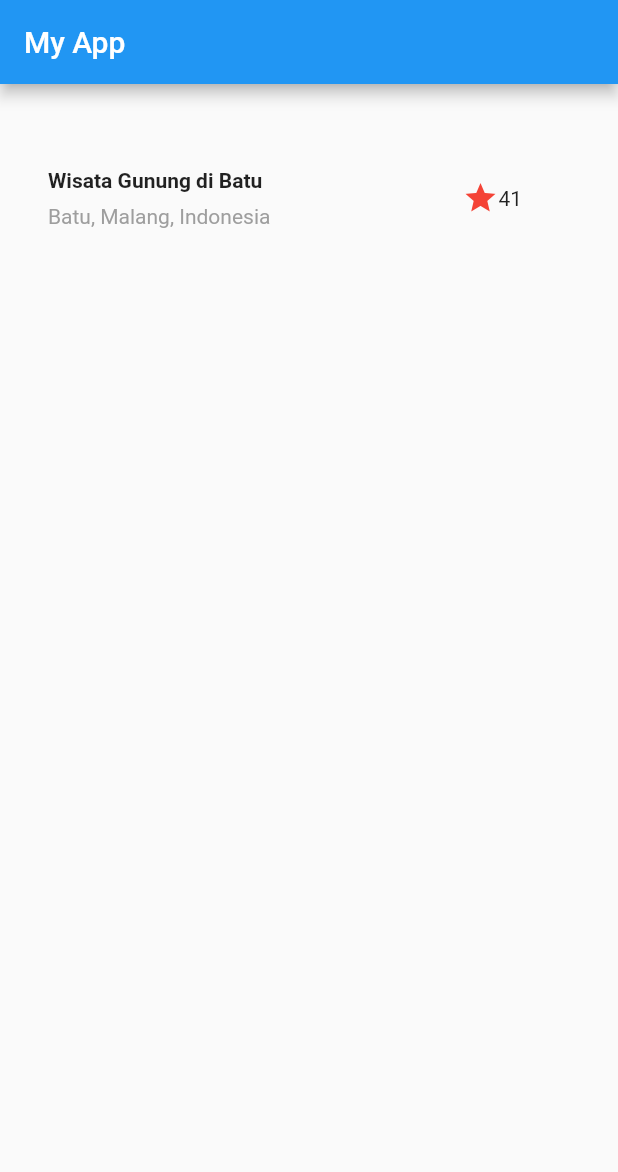
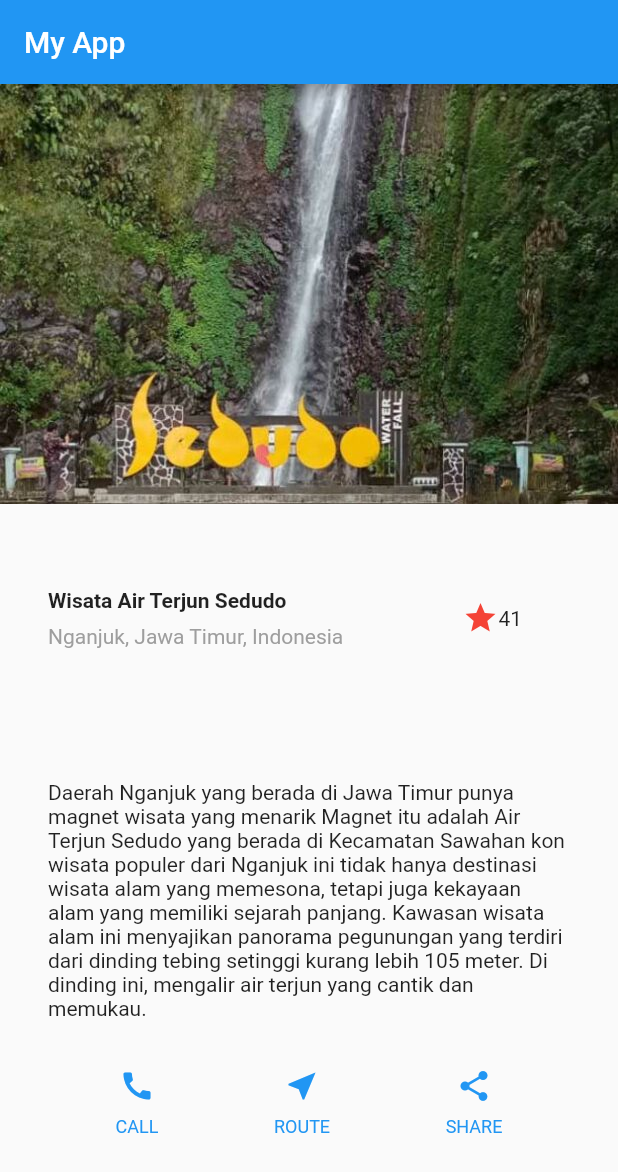
Before and after one commit to KurniawatiAgustina/Pemograman_Mobile, a Flutter app: the screen it shows after launch, on a phone screen of 412 x 824 dp. Shown: the top 1172 px of the screen. Run offline on Flutter 3.47's test engine with Material 2 defaults, Android fonts, the phone set to English and light mode, and no system bars.

Commit message:
New commit

```diff
--- a/Minggu 7/layout_flutter/lib/main.dart
+++ b/Minggu 7/layout_flutter/lib/main.dart
@@ -1,201 +1,112 @@
 import 'package:flutter/material.dart';
+
 void main() => runApp(MyApp());
+
 class MyApp extends StatelessWidget {
+  Column _buildButtonColumn(Color color, IconData icon, String label) {
+    return Column(
+      mainAxisSize: MainAxisSize.min,
+      mainAxisAlignment: MainAxisAlignment.center,
+      children: [
+        Icon(icon, color: color),
+        Container(
+          margin: const EdgeInsets.only(top: 8),
+          child: Text(
+            label,
+            style: TextStyle(
+              fontSize: 12,
+              fontWeight: FontWeight.w400,
+              color: color,
+            ),
+          ),
+        ),
+      ],
+    );
+  }
+
+  @override
+  Widget build(BuildContext context) {
+    Color color = Theme.of(context).primaryColor;
+
     Widget titleSection = Container(
       padding: const EdgeInsets.all(32.0),
       child: Row(
         children: [
           Expanded(
             child: Column(
-            crossAxisAlignment: CrossAxisAlignment.start, // Jawaban soal 1
+              crossAxisAlignment: CrossAxisAlignment.start,
               children: [
                 Container(
-                padding: const EdgeInsets.only(bottom: 8.0), // Jawaban soal 2
+                  padding: const EdgeInsets.only(bottom: 8.0),
                   child: const Text(
-                  'Wisata Gunung di Batu',
+                    'Wisata Air Terjun Sedudo',
                     style: TextStyle(
                       fontWeight: FontWeight.bold,
                     ),
                   ),
                 ),
                 Text(
-                'Batu, Malang, Indonesia',
-                style : TextStyle(
-                  color: Colors.grey, // Warna abu-abu
+                  'Nganjuk, Jawa Timur, Indonesia',
+                  style: TextStyle(
+                    color: Colors.grey,
                   ),
                 ),
               ],
             ),
           ),
           Container(
-          padding: const EdgeInsets.all(32.0), // Jawaban soal 3
+            padding: const EdgeInsets.all(32.0),
             child: Row(
               children: [
                 Icon(
-                Icons.star, // Ikon bintang
-                color: Colors.red, // Warna merah
+                  Icons.star,
+                  color: Colors.red,
                 ),
-              const Text('41'), // Teks "41"
+                const Text('41'),
               ],
             ),
-        )
+          ),
         ],
       ),
     );
 
-  @override
-  Widget build(BuildContext context) {
+    Widget buttonSection = Row(
+      mainAxisAlignment: MainAxisAlignment.spaceEvenly,
+      children: [
+        _buildButtonColumn(color, Icons.call, 'CALL'),
+        _buildButtonColumn(color, Icons.near_me, 'ROUTE'),
+        _buildButtonColumn(color, Icons.share, 'SHARE'),
+      ],
+    );
+
+    Widget textSection = Container(
+      padding: const EdgeInsets.all(32),
+      child: const Text(
+        'Daerah Nganjuk yang berada di Jawa Timur punya magnet wisata yang menarik '
+        'Magnet itu adalah Air Terjun Sedudo yang berada di Kecamatan Sawahan '
+        'kon wisata populer dari Nganjuk ini tidak hanya destinasi wisata alam yang memesona, '
+        'tetapi juga kekayaan alam yang memiliki sejarah panjang. '
+        'Kawasan wisata alam ini menyajikan panorama pegunungan yang terdiri dari dinding tebing setinggi kurang lebih 105 meter. '
+        'Di dinding ini, mengalir air terjun yang cantik dan memukau.',
+        softWrap: true,
+      ),
+    );
+
     return MaterialApp(
       title: 'Flutter Demo',
       home: Scaffold(
         appBar: AppBar(
           title: const Text('My App'),
         ),
-        body: Column(
+        body: ListView(
           children: [
-            titleSection, // Menampilkan section yang telah dibuat
-            // Tambahkan widget lain di sini jika diperlukan
+           Image.asset("assets/sedudo.jpg"),
+            titleSection,
+            textSection,
+            buttonSection,
           ],
         ),
       ),
     );
   }
 }
-//   Widget build(BuildContext context) {
-//     return MaterialApp(
-//       title: 'Flutter layout: Kurniawati Agustina (2141720040)',
-//       home: Scaffold(
-//         appBar: AppBar(
-//           title: const Text('Flutter layout demo'),
-//         ),
-//         body: const Center(
-//           child: Text('Hello World'),
-//         ),
-//       ),
-//     );
-//   }
-// }
-
-// void main() {
-//   runApp(const MyApp());
-// }
-
-// class MyApp extends StatelessWidget {
-//   const MyApp({super.key});
-
-//   // This widget is the root of your application.
-//   @override
-//   Widget build(BuildContext context) {
-//     return MaterialApp(
-//       title: 'Flutter Demo',
-//       theme: ThemeData(
-//         // This is the theme of your application.
-//         //
-//         // TRY THIS: Try running your application with "flutter run". You'll see
-//         // the application has a blue toolbar. Then, without quitting the app,
-//         // try changing the seedColor in the colorScheme below to Colors.green
-//         // and then invoke "hot reload" (save your changes or press the "hot
-//         // reload" button in a Flutter-supported IDE, or press "r" if you used
-//         // the command line to start the app).
-//         //
-//         // Notice that the counter didn't reset back to zero; the application
-//         // state is not lost during the reload. To reset the state, use hot
-//         // restart instead.
-//         //
-//         // This works for code too, not just values: Most code changes can be
-//         // tested with just a hot reload.
-//         colorScheme: ColorScheme.fromSeed(seedColor: Colors.deepPurple),
-//         useMaterial3: true,
-//       ),
-//       home: const MyHomePage(title: 'Flutter Demo Home Page'),
-//     );
-//   }
-// }
-
-// class MyHomePage extends StatefulWidget {
-//   const MyHomePage({super.key, required this.title});
-
-//   // This widget is the home page of your application. It is stateful, meaning
-//   // that it has a State object (defined below) that contains fields that affect
-//   // how it looks.
-
-//   // This class is the configuration for the state. It holds the values (in this
-//   // case the title) provided by the parent (in this case the App widget) and
-//   // used by the build method of the State. Fields in a Widget subclass are
-//   // always marked "final".
-
-//   final String title;
-
-//   @override
-//   State<MyHomePage> createState() => _MyHomePageState();
-// }
-
-// class _MyHomePageState extends State<MyHomePage> {
-//   int _counter = 0;
-
-//   void _incrementCounter() {
-//     setState(() {
-//       // This call to setState tells the Flutter framework that something has
-//       // changed in this State, which causes it to rerun the build method below
-//       // so that the display can reflect the updated values. If we changed
-//       // _counter without calling setState(), then the build method would not be
-//       // called again, and so nothing would appear to happen.
-//       _counter++;
-//     });
-//   }
-
-//   @override
-//   Widget build(BuildContext context) {
-//     // This method is rerun every time setState is called, for instance as done
-//     // by the _incrementCounter method above.
-//     //
-//     // The Flutter framework has been optimized to make rerunning build methods
-//     // fast, so that you can just rebuild anything that needs updating rather
-//     // than having to individually change instances of widgets.
-//     return Scaffold(
-//       appBar: AppBar(
-//         // TRY THIS: Try changing the color here to a specific color (to
-//         // Colors.amber, perhaps?) and trigger a hot reload to see the AppBar
-//         // change color while the other colors stay the same.
-//         backgroundColor: Theme.of(context).colorScheme.inversePrimary,
-//         // Here we take the value from the MyHomePage object that was created by
-//         // the App.build method, and use it to set our appbar title.
-//         title: Text(widget.title),
-//       ),
-//       body: Center(
-//         // Center is a layout widget. It takes a single child and positions it
-//         // in the middle of the parent.
-//         child: Column(
-//           // Column is also a layout widget. It takes a list of children and
-//           // arranges them vertically. By default, it sizes itself to fit its
-//           // children horizontally, and tries to be as tall as its parent.
-//           //
-//           // Column has various properties to control how it sizes itself and
-//           // how it positions its children. Here we use mainAxisAlignment to
-//           // center the children vertically; the main axis here is the vertical
-//           // axis because Columns are vertical (the cross axis would be
-//           // horizontal).
-//           //
-//           // TRY THIS: Invoke "debug painting" (choose the "Toggle Debug Paint"
-//           // action in the IDE, or press "p" in the console), to see the
-//           // wireframe for each widget.
-//           mainAxisAlignment: MainAxisAlignment.center,
-//           children: <Widget>[
-//             const Text(
-//               'You have pushed the button this many times:',
-//             ),
-//             Text(
-//               '$_counter',
-//               style: Theme.of(context).textTheme.headlineMedium,
-//             ),
-//           ],
-//         ),
-//       ),
-//       floatingActionButton: FloatingActionButton(
-//         onPressed: _incrementCounter,
-//         tooltip: 'Increment',
-//         child: const Icon(Icons.add),
-//       ), // This trailing comma makes auto-formatting nicer for build methods.
-//     );
-//   }
-// }
--- a/Minggu 7/layout_flutter/pubspec.yaml
+++ b/Minggu 7/layout_flutter/pubspec.yaml
@@ -59,7 +59,8 @@ flutter:
   uses-material-design: true
 
   # To add assets to your application, add an assets section, like this:
-  # assets:
+  assets:
+    - assets/
   #   - images/a_dot_burr.jpeg
   #   - images/a_dot_ham.jpeg
 
```
Also changed, not shown: Minggu 7/layout_flutter/assets/sedudo.jpg (added). Lines whose indentation alone changed are shown as unchanged.
